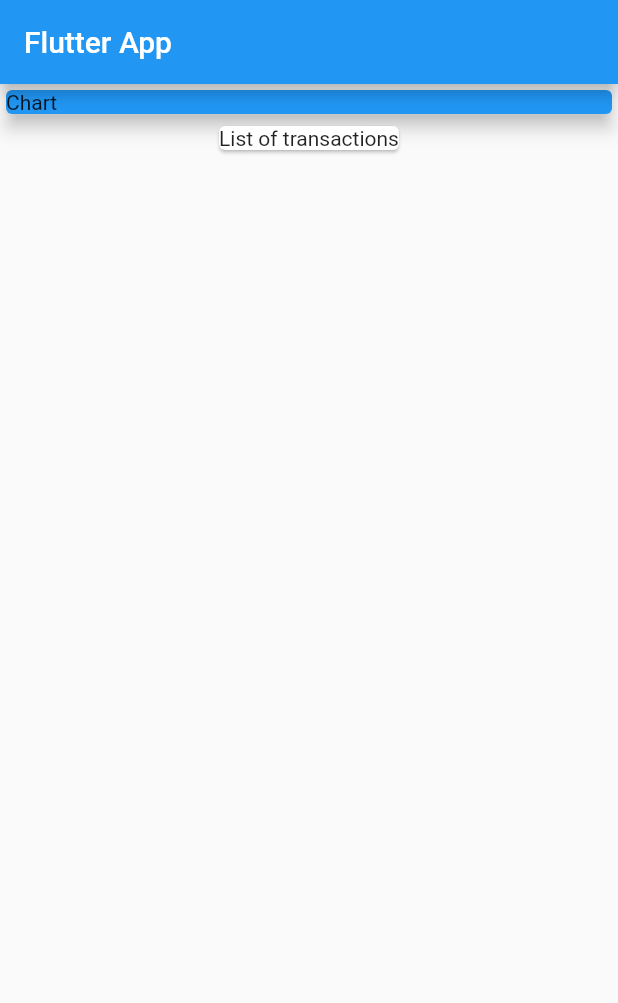
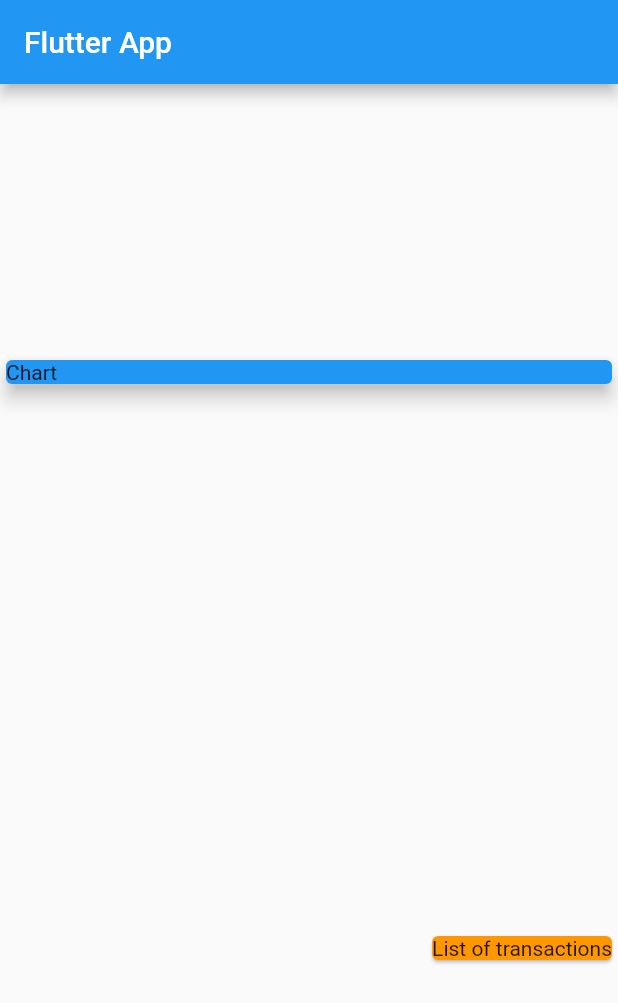
Before and after one commit to bantawa04/expenseTrackerFlutter, a Flutter app: the screen it shows after launch, on a phone screen of 412 x 824 dp. Shown: the top 1003 px of the screen. Run offline on Flutter 3.47's test engine with Material 2 defaults, Android fonts, the phone set to English and light mode, and no system bars.

Commit message:
4.5 Understanding Column alignment

```diff
--- a/lib/main.dart
+++ b/lib/main.dart
@@ -20,6 +20,8 @@
         title: Text('Flutter App'),
       ),
       body: Column(
+        mainAxisAlignment: MainAxisAlignment.spaceAround,
+        crossAxisAlignment: CrossAxisAlignment.end,
         children: <Widget>[
           Container(
             width: double.infinity,
@@ -30,6 +32,7 @@
             ),
           ),
           Card(
+            color: Colors.orange,
             child: Text('List of transactions'),
           ),
         ],
```
